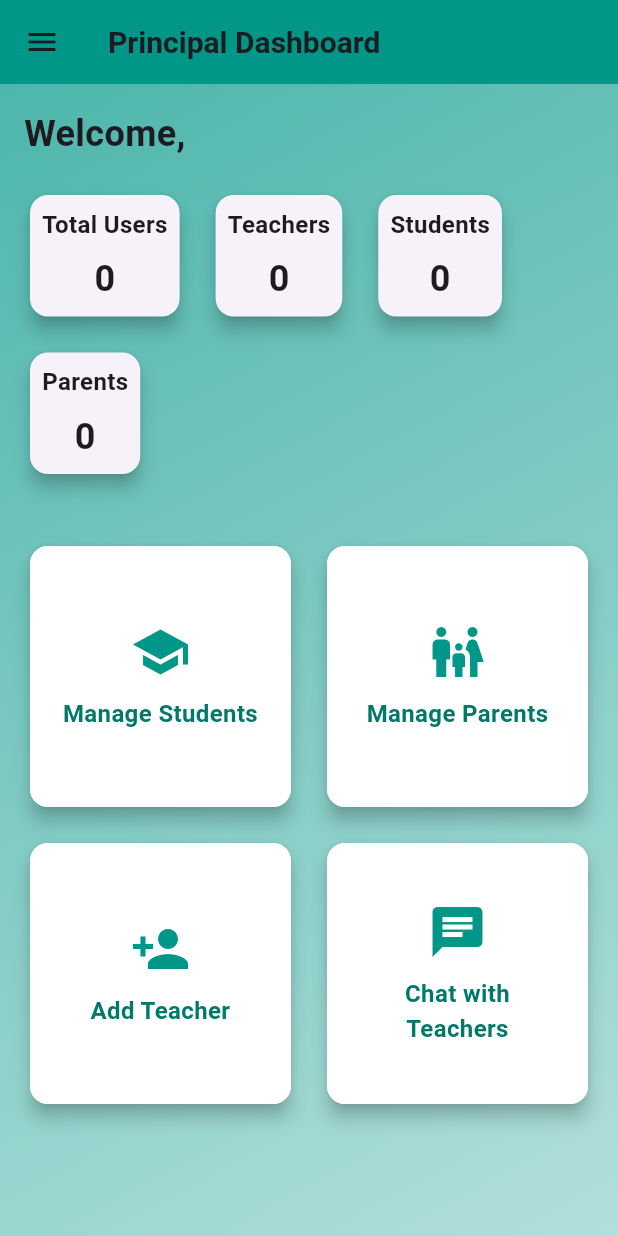
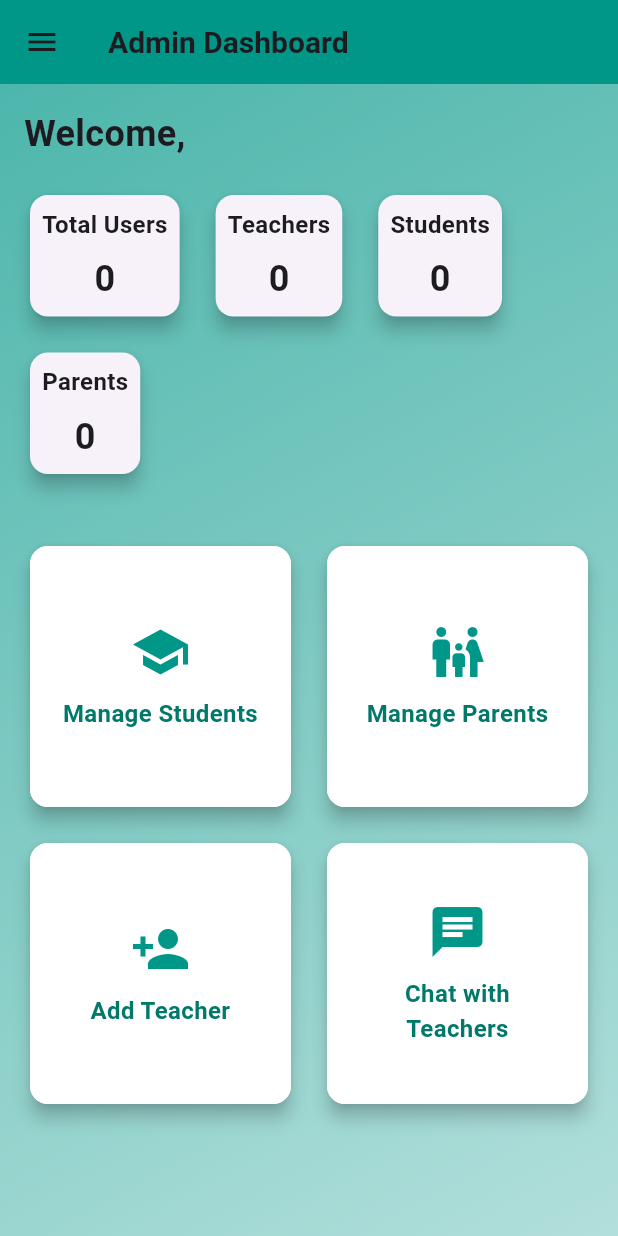
Before and after one commit to safeer85/S2O-Student-progress-tracker, a Flutter app: the PrincipalDashboard screen opened directly with empty values, on a phone screen of 412 x 824 dp. Run offline on Flutter 3.47's test engine with Material 3 defaults, Android fonts, the phone set to English and light mode, and no system bars; our stand-ins replace animate_do, cloud_firestore, firebase_auth, firebase_core, firebase_messaging, flutter_local_notifications; accounts and stored records are empty.

Commit message:
change principal as Admin

```diff
--- a/lib/Screens/Login.dart
+++ b/lib/Screens/Login.dart
@@ -52,8 +52,8 @@ class _LoginPageState extends State<LoginPage> {
             context,
             MaterialPageRoute(
               builder: (context) {
-                if (customUser.role == 'Principal') {
-                  // Navigate to the Principal Dashboard if the role is Principal
+                if (customUser.role == 'Admin') {
+                  // Navigate to the Admin Dashboard if the role is Principal
                   return PrincipalDashboard(user: customUser);
                 } else {
                   // Navigate to the Home Page for other roles
--- a/lib/Screens/PrincipalDashboard.dart
+++ b/lib/Screens/PrincipalDashboard.dart
@@ -123,7 +123,7 @@ class _PrincipalDashboardState extends State<PrincipalDashboard> {
     return Scaffold(
       appBar: AppBar(
         title: Text(
-          'Principal Dashboard',
+          'Admin Dashboard',
           style: TextStyle(fontWeight: FontWeight.bold, fontSize: 20),
         ),
         backgroundColor: Colors.teal,
--- a/lib/Screens/Register.dart
+++ b/lib/Screens/Register.dart
@@ -184,7 +184,11 @@ class _RegisterPageState extends State<RegisterPage> {
       'Role',
       Icons.people,
       selectedRole,
-      ['Student', 'Parent'],
+      [
+        'Student',
+        'Parent',
+        'Admin',
+      ],
       (value) {
         setState(() {
           selectedRole = value;
```
